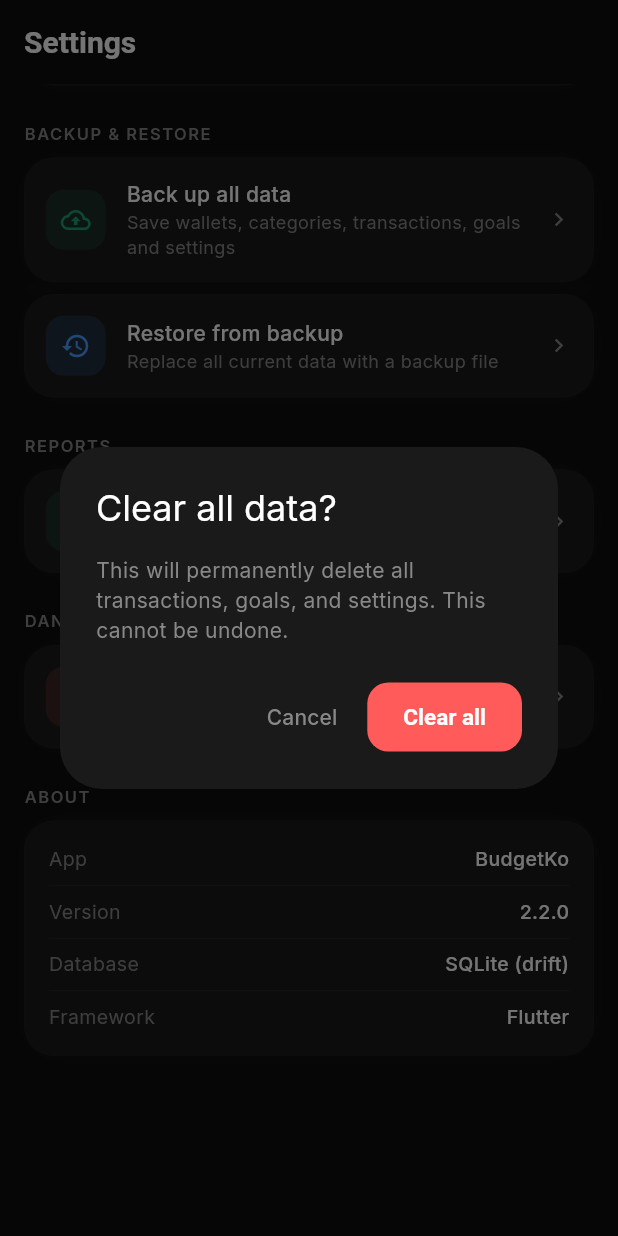
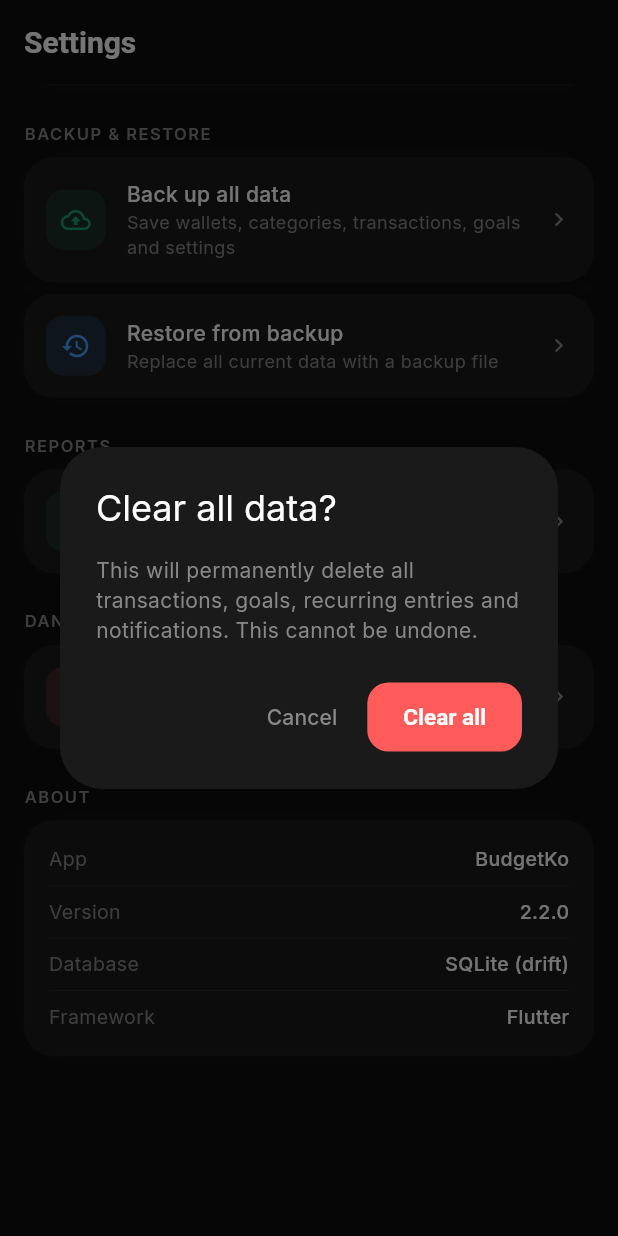
Before and after one commit to Saintzycode/Budgetko, a Flutter app: the SettingsScreen screen opened by its route, scrolled down 1018 dp, after a tap on "Clear all data", on a phone screen of 412 x 824 dp. Run offline on Flutter 3.47's test engine with Material 3 defaults, Android fonts, the phone set to English and light mode, and no system bars; our stand-ins replace drift, fl_chart, flutter_local_notifications, flutter_riverpod, flutter_spinkit, flutter_timezone and 6 more; accounts and stored records are empty; generated files the repository leaves out were written again.

Commit message:
fix(reports): make clearing data actually delete, and show one month at a time
Clear all data did nothing: the confirm button only popped the dialog and
never called a delete, and the clearAll helper on NotificationsDao only
removed notifications. Adds clearAllUserData, which wipes transactions,
goals, recurring entries and notifications in one transaction while
leaving wallets and categories intact, since those are the structure the
activity is tracked against rather than activity itself. The dialog now
awaits the result, invalidates every affected provider and reports
failure instead of silently doing nothing.

The six month overview is now a single month with income and expense
bars and chevrons to step back through history, so the chart is readable
instead of six cramped pairs. The line graph becomes a bar graph, the
old legend is replaced by an income, expenses and saved summary, and the
selected month index is clamped to the list length.

The floating nav bar fill goes from 72 to 94 percent opacity. At 72 the
list text scrolling underneath it read as colliding with the icons;
it still blurs the content but no longer fights the labels.

```diff
--- a/lib/core/router.dart
+++ b/lib/core/router.dart
@@ -324,8 +324,12 @@ class _FloatingNavBar extends StatelessWidget {
                     ),
                     child: Container(
                       decoration: BoxDecoration(
+                        // Near-opaque so list text scrolling beneath the
+                        // floating bar reads as a soft backdrop instead of
+                        // colliding with the icons, while the blur above
+                        // still gives the glass effect.
                         color: AppColors.bgCard
-                            .withValues(alpha: 0.72),
+                            .withValues(alpha: 0.94),
                         borderRadius: BorderRadius.circular(31),
                         border: Border.all(
                           color:
--- a/lib/features/settings/settings_screen.dart
+++ b/lib/features/settings/settings_screen.dart
@@ -595,9 +595,10 @@ class SettingsScreen extends ConsumerWidget {
     }
   }
 
-  void _showClearDialog(
-      BuildContext context, WidgetRef ref) {
-    showDialog(
+  Future<void> _showClearDialog(
+      BuildContext context, WidgetRef ref) async {
+    final messenger = ScaffoldMessenger.of(context);
+    final confirmed = await showDialog<bool>(
       context: context,
       builder: (ctx) => AlertDialog(
         backgroundColor: AppColors.bgCard,
@@ -605,13 +606,13 @@ class SettingsScreen extends ConsumerWidget {
             style:
                 TextStyle(color: AppColors.textPrimary)),
         content: const Text(
-          'This will permanently delete all transactions, goals, and settings. This cannot be undone.',
+          'This will permanently delete all transactions, goals, recurring entries and notifications. This cannot be undone.',
           style:
               TextStyle(color: AppColors.textSecondary),
         ),
         actions: [
           TextButton(
-            onPressed: () => Navigator.pop(ctx),
+            onPressed: () => Navigator.pop(ctx, false),
             child: const Text('Cancel',
                 style: TextStyle(
                     color: AppColors.textSecondary)),
@@ -619,12 +620,41 @@ class SettingsScreen extends ConsumerWidget {
           ElevatedButton(
             style: ElevatedButton.styleFrom(
                 backgroundColor: AppColors.expense),
-            onPressed: () => Navigator.pop(ctx),
+            onPressed: () => Navigator.pop(ctx, true),
             child: const Text('Clear all'),
           ),
         ],
       ),
     );
+    if (confirmed != true) return;
+    try {
+      await ref.read(databaseProvider).clearAllUserData();
+      invalidateTransactionAggregates(ref);
+      ref.invalidate(allGoalsProvider);
+      ref.invalidate(activeGoalsProvider);
+      ref.invalidate(notificationsProvider);
+      if (!context.mounted) return;
+      messenger.showSnackBar(
+        const SnackBar(
+          backgroundColor: AppColors.bgCard,
+          content: Text(
+            'All data cleared',
+            style: TextStyle(color: AppColors.textPrimary),
+          ),
+        ),
+      );
+    } catch (e) {
+      if (!context.mounted) return;
+      messenger.showSnackBar(
+        SnackBar(
+          backgroundColor: AppColors.bgCard,
+          content: Text(
+            'Could not clear data: $e',
+            style: const TextStyle(color: AppColors.expense),
+          ),
+        ),
+      );
+    }
   }
 
   Future<void> _exportExcel(
```
Also changed, not shown: lib/data/database/app_database.dart (+13 -0 lines), lib/features/reports/reports_screen.dart (+192 -115 lines).
